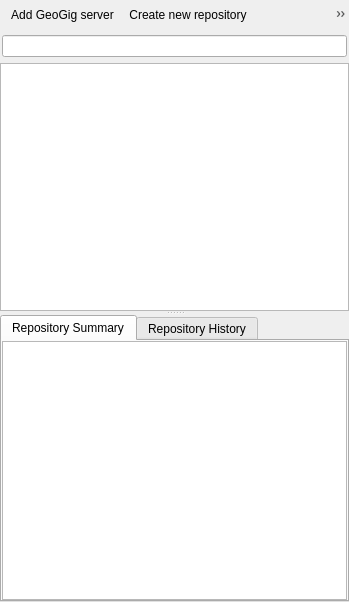
boundlessgeo/qgis-geogiglight-plugin, file geogig/ui/navigatordialog.ui: the form before one commit.
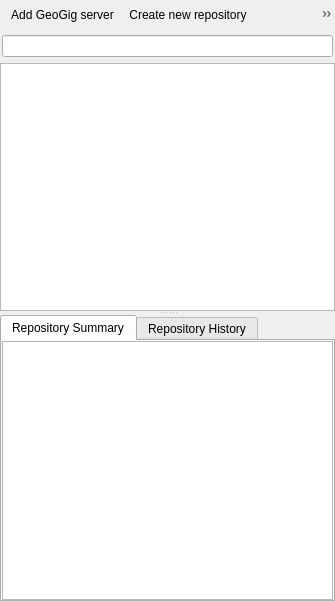
The form after the commit. Custom widgets are drawn as their Qt base class.

What changed in the file:
```diff
--- a/geogig/ui/navigatordialog.ui
+++ b/geogig/ui/navigatordialog.ui
@@ -6,7 +6,7 @@
    <rect>
     <x>0</x>
     <y>0</y>
-    <width>349</width>
+    <width>335</width>
     <height>602</height>
    </rect>
   </property>
@@ -41,6 +41,7 @@
       <addaction name="actionRefresh"/>
       <addaction name="actionShowFilter"/>
       <addaction name="actionDelete"/>
+      <addaction name="actionEdit"/>
      </widget>
     </item>
     <item>
@@ -244,6 +245,11 @@
     <string>Create new repository</string>
    </property>
   </action>
+  <action name="actionEdit">
+   <property name="text">
+    <string>Edit</string>
+   </property>
+  </action>
  </widget>
  <customwidgets>
   <customwidget>
```
